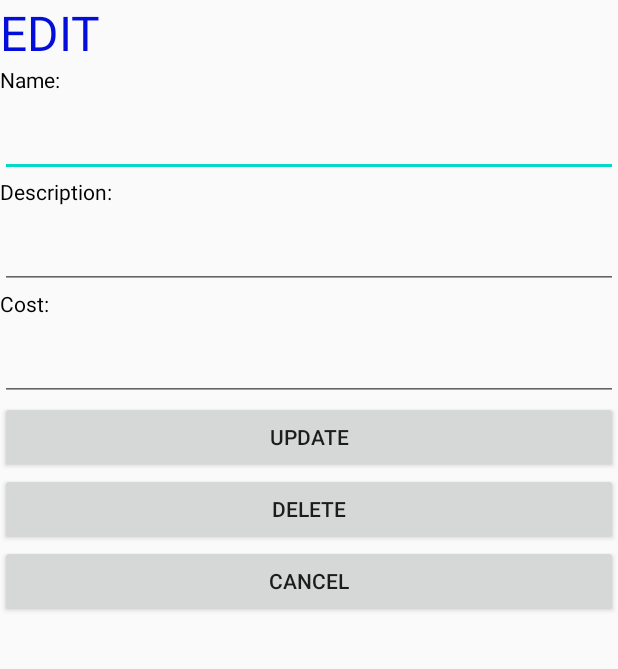
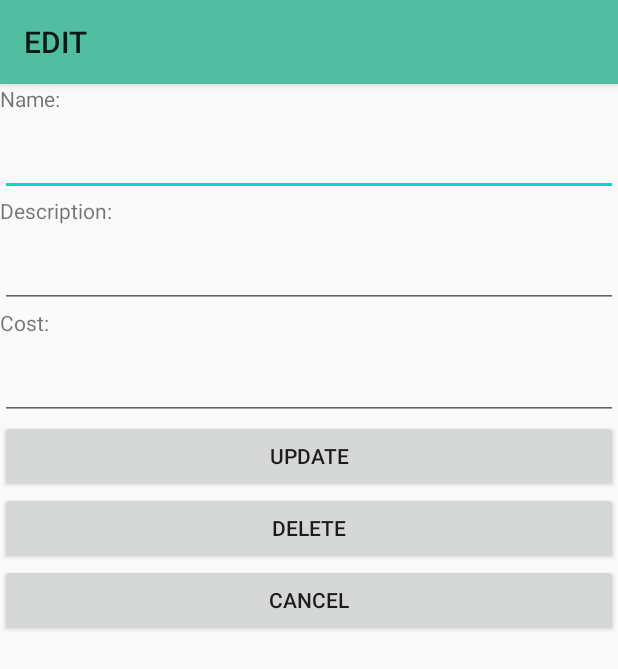
Before and after one commit to CP470G18/CP470G18, an Android app: the UpdateDeleteItemActivity screen opened directly, with no data from a screen before it, on a phone screen of 412 x 824 dp. Shown: the top 669 px of the screen. Run offline under Robolectric (Android 15) with nearby library versions, the phone set to English and light mode, and no system bars.

Commit message:
Error Handling

```diff
--- a/Prototype/app/src/main/java/com/example/prototype/CreateItemActivity.java
+++ b/Prototype/app/src/main/java/com/example/prototype/CreateItemActivity.java
@@ -58,9 +58,15 @@ public class CreateItemActivity extends AppCompatActivity {
                 cost = findViewById(R.id.editTextTextCost);
                 description = findViewById(R.id.editTextTextDescription);
 
-                item.setName(name.getText().toString());
-                item.setCost(Integer.valueOf(cost.getText().toString()));
-                item.setDescription(description.getText().toString());
+                try {
+                    item.setName(name.getText().toString());
+                    item.setCost(Integer.valueOf(cost.getText().toString()));
+                    item.setDescription(description.getText().toString());
+                } catch (Exception e) {
+                    Toast.makeText(CreateItemActivity.this, "Please input valid data", Toast.LENGTH_LONG).show();
+                    return;
+                }
+
 
                 String listKey = getIntent().getExtras().getString("listKey");
                 new FirebaseDatabaseHelper().addItem(item, listKey, new FirebaseDatabaseHelper.ItemDataStatus(){
--- a/Prototype/app/src/main/java/com/example/prototype/UpdateDeleteItemActivity.java
+++ b/Prototype/app/src/main/java/com/example/prototype/UpdateDeleteItemActivity.java
@@ -1,6 +1,7 @@
 package com.example.prototype;
 
 import androidx.appcompat.app.AppCompatActivity;
+import androidx.appcompat.widget.Toolbar;
 
 import android.os.Bundle;
 import android.view.View;
@@ -35,6 +36,9 @@ public class UpdateDeleteItemActivity extends AppCompatActivity {
         super.onCreate(savedInstanceState);
         setContentView(R.layout.activity_update_delete_item);
 
+        Toolbar toolbar_update = (Toolbar) findViewById(R.id.toolbar_update);
+        toolbar_update.setTitle(R.string.Edit);
+        setSupportActionBar(toolbar_update);
 
         listkey = getIntent().getStringExtra("list_key");
         sdescreption = getIntent().getStringExtra("description");
@@ -57,9 +61,16 @@ public class UpdateDeleteItemActivity extends AppCompatActivity {
             @Override
             public void onClick(View v) {
                 Item item = new Item();
-                item.setName(name.getText().toString());
-                item.setDescription(description.getText().toString());
-                item.setCost(Integer.valueOf(cost.getText().toString()));
+
+                try {
+                    item.setName(name.getText().toString());
+                    item.setDescription(description.getText().toString());
+                    item.setCost(Integer.valueOf(cost.getText().toString()));
+                } catch (Exception e) {
+                    Toast.makeText(UpdateDeleteItemActivity.this, "Please input valid data", Toast.LENGTH_LONG).show();
+                    return;
+                }
+
 
                 new FirebaseDatabaseHelper().updateItem(listkey ,key, item, new FirebaseDatabaseHelper.ItemDataStatus() {
                     @Override
--- a/Prototype/app/src/main/res/layout/activity_update_delete_item.xml
+++ b/Prototype/app/src/main/res/layout/activity_update_delete_item.xml
@@ -7,20 +7,21 @@
     android:orientation="vertical"
     tools:context=".UpdateDeleteItemActivity">
 
-    <TextView
-        android:id="@+id/textView"
+    <androidx.appcompat.widget.Toolbar
+        android:id="@+id/toolbar_update"
         android:layout_width="match_parent"
         android:layout_height="wrap_content"
-        android:text="@string/Edit"
-        android:textColor="#030EDA"
-        android:textSize="32dp" />
+        android:layout_alignParentRight="true"
+        android:background="@color/colorPrimaryDark"
+        android:elevation="4dp"
+        android:popupTheme="@style/ThemeOverlay.AppCompat.DayNight"
+        android:theme="@style/ThemeOverlay.AppCompat.ActionBar" />
 
     <TextView
         android:id="@+id/item_name"
         android:layout_width="match_parent"
         android:layout_height="29dp"
-        android:text="@string/item_name"
-        android:textColor="#010002" />
+        android:text="@string/item_name"/>
 
     <EditText
         android:id="@+id/editTextTextPersonName"
@@ -34,7 +35,6 @@
         android:id="@+id/description"
         android:layout_width="match_parent"
         android:layout_height="29dp"
-        android:textColor="#010002"
         android:text="@string/Description" />
 
     <EditText
@@ -49,7 +49,6 @@
         android:id="@+id/cost"
         android:layout_width="match_parent"
         android:layout_height="29dp"
-        android:textColor="#010002"
         android:text="@string/Cost" />
 
     <EditText
```
